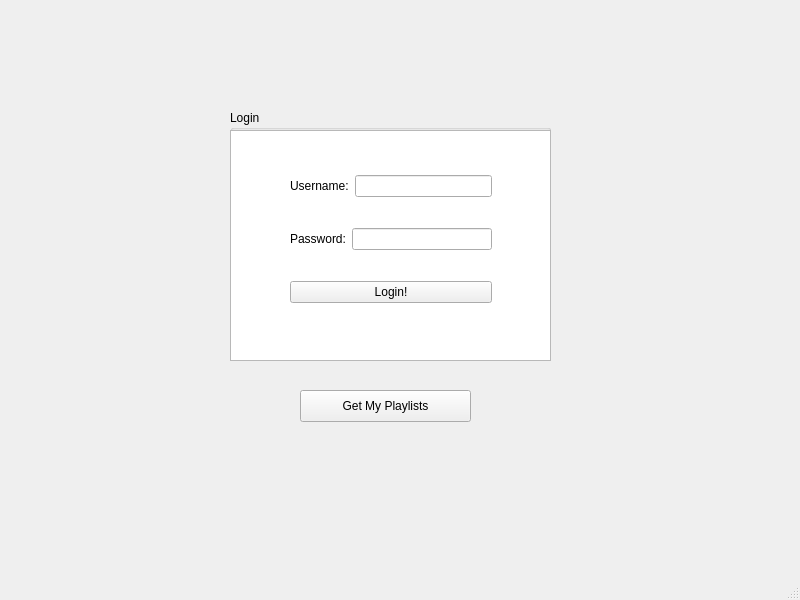
Qt form shubh/SoundScape/loginwindow.ui (Chi-joy/SoundScape-bitbucket) before a commit.
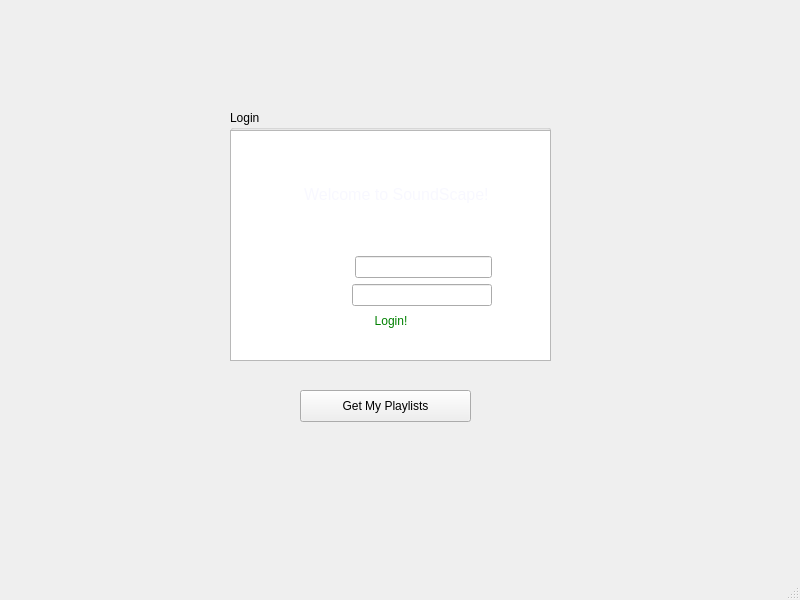
The same form after that commit.

What changed in the file:
```diff
--- a/shubh/SoundScape/loginwindow.ui
+++ b/shubh/SoundScape/loginwindow.ui
@@ -51,6 +51,11 @@
      <property name="autoFillBackground">
       <bool>false</bool>
      </property>
+     <property name="styleSheet">
+      <string notr="true">background: qradialgradient(cx:0.5, cy:0.5, radius: 3.5,
+              fx:4.5, fy:2.5, stop:0 green, stop:1 white, stop:2 blue);
+</string>
+     </property>
      <property name="backgroundBrush">
       <brush brushstyle="NoBrush">
        <color alpha="255">
@@ -80,10 +85,48 @@
       </rect>
      </property>
      <layout class="QVBoxLayout" name="verticalLayout">
+      <item>
+       <widget class="QLabel" name="loginTitle">
+        <property name="styleSheet">
+         <string notr="true">color:white;</string>
+        </property>
+        <property name="text">
+         <string>&lt;html&gt;
+  &lt;head&gt;
+    &lt;style&gt;
+      body {
+        font-family: Arial, sans-serif;
+        background-color: #f2f2f2;
+      }
+  p {
+    color: #f8f8ff;
+    font-size: 16px;
+    line-height: 1.5;
+  }
+&lt;/style&gt;
+  &lt;/head&gt;
+  &lt;body&gt;
+    &lt;p&gt;Welcome to SoundScape!&lt;/p&gt;
+  &lt;/body&gt;
+&lt;/html&gt;
+
+
+
+
+</string>
+        </property>
+        <property name="alignment">
+         <set>Qt::AlignRight|Qt::AlignTrailing|Qt::AlignVCenter</set>
+        </property>
+       </widget>
+      </item>
       <item>
        <layout class="QHBoxLayout" name="horizontalLayout">
         <item>
-         <widget class="QLabel" name="label">
+         <widget class="QLabel" name="label_4">
+          <property name="styleSheet">
+           <string notr="true">color:white;</string>
+          </property>
           <property name="text">
            <string>Username:</string>
           </property>
@@ -97,7 +140,10 @@
       <item>
        <layout class="QHBoxLayout" name="horizontalLayout_2">
         <item>
-         <widget class="QLabel" name="label_2">
+         <widget class="QLabel" name="label_3">
+          <property name="styleSheet">
+           <string notr="true">color:white;</string>
+          </property>
           <property name="text">
            <string>Password:</string>
           </property>
@@ -110,6 +156,15 @@
       </item>
       <item>
        <widget class="QPushButton" name="pushButton_login">
+        <property name="styleSheet">
+         <string notr="true">background-color:white;
+color:green;
+border-style: outset;
+border-radius: 10px;
+border-width: 2px;
+border-color: white;
+font: QFont f(&quot;Helvetica&quot;);</string>
+        </property>
         <property name="text">
          <string>Login!</string>
         </property>
```
